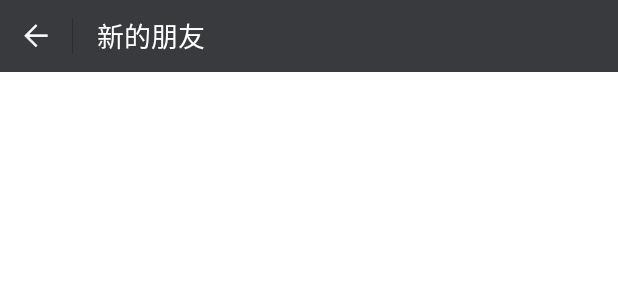
After one commit to zlraymind/RongIMDemo, an Android app: the layout activity_new_friend.xml on its own in the app's theme, with its tools: preview values and no code run, on a phone screen of 412 x 824 dp. The commit adds this screen. Shown: the top 300 px of the screen. Run offline under Robolectric (Android 15) with nearby library versions, the phone set to English and light mode, and no system bars.

Commit message:
Temp: New friend.

```diff
--- a/app/src/main/java/rong/im/demo/fragment/ContactFragment.java
+++ b/app/src/main/java/rong/im/demo/fragment/ContactFragment.java
@@ -55,6 +55,8 @@ public class ContactFragment extends Fragment {
             if (view == null) {
                 view = mInflater.inflate(R.layout.contact_list_item, parent, false);
                 holder = new ViewHolder();
+                holder.header = view.findViewById(R.id.header);
+                holder.initial = (TextView) view.findViewById(R.id.initial);
                 holder.image = (ImageView) view.findViewById(R.id.image);
                 holder.name = (TextView) view.findViewById(R.id.name);
                 view.setTag(holder);
@@ -70,6 +72,8 @@ public class ContactFragment extends Fragment {
         }
 
         private class ViewHolder {
+            View header;
+            TextView initial;
             ImageView image;
             TextView name;
         }
--- a/app/src/main/java/rong/im/demo/fragment/MeFragment.java
+++ b/app/src/main/java/rong/im/demo/fragment/MeFragment.java
@@ -8,6 +8,7 @@ import android.view.LayoutInflater;
 import android.view.View;
 import android.view.ViewGroup;
 
+import io.rong.imlib.RongIMClient;
 import rong.im.demo.R;
 import rong.im.demo.activity.LoginActivity;
 import rong.im.demo.util.AppUtil;
@@ -27,6 +28,8 @@ public class MeFragment extends Fragment {
             public void onClick(View v) {
                 Activity activity = MeFragment.this.getActivity();
                 AppUtil.clearUserInfo(activity);
+                RongIMClient.getInstance().logout();
+
                 Intent intent = new Intent();
                 intent.setClass(activity, LoginActivity.class);
                 startActivity(intent);
--- /dev/null
+++ b/app/src/main/res/layout/activity_new_friend.xml
@@ -0,0 +1,38 @@
+<?xml version="1.0" encoding="utf-8"?>
+<LinearLayout xmlns:android="http://schemas.android.com/apk/res/android"
+              android:layout_width="match_parent"
+              android:layout_height="match_parent"
+              android:background="#ebebeb"
+              android:orientation="vertical">
+
+    <LinearLayout
+        android:id="@+id/toolbar"
+        android:layout_width="match_parent"
+        android:layout_height="48dp"
+        android:background="#393a3e"
+        android:orientation="horizontal">
+
+        <ImageView
+            android:id="@+id/back"
+            android:layout_width="wrap_content"
+            android:layout_height="wrap_content"
+            android:src="@drawable/toolbar_back"/>
+
+        <TextView
+            android:id="@+id/title"
+            android:layout_width="wrap_content"
+            android:layout_height="wrap_content"
+            android:layout_gravity="center_vertical"
+            android:layout_marginLeft="16dp"
+            android:text="新的朋友"
+            android:textColor="#ffffff"
+            android:textSize="18sp"/>
+    </LinearLayout>
+
+    <ListView
+        android:id="@+id/new_friend_list"
+        android:layout_width="match_parent"
+        android:layout_height="match_parent"
+        android:background="#ffffff"/>
+
+</LinearLayout>
```
Also changed, not shown: app/src/main/java/rong/im/demo/activity/NewFriendActivity.java (added, +87 -0 lines), app/src/main/java/rong/im/demo/itemview/FindFriendBlankItem.java (added, +25 -0 lines), app/src/main/java/rong/im/demo/itemview/FindFriendItem.java (added, +25 -0 lines), app/src/main/java/rong/im/demo/itemview/ItemView.java (added, +19 -0 lines), app/src/main/java/rong/im/demo/itemview/NewFriendItem.java (added, +24 -0 lines), app/src/main/res/layout/contact_list_item.xml (+28 -2 lines), app/src/main/res/layout/find_new_friend.xml (added, +36 -0 lines), app/src/main/res/layout/find_new_friend_blank.xml (added, +16 -0 lines), app/src/main/res/mipmap-xxhdpi/find_glass.png, 2 other files.
